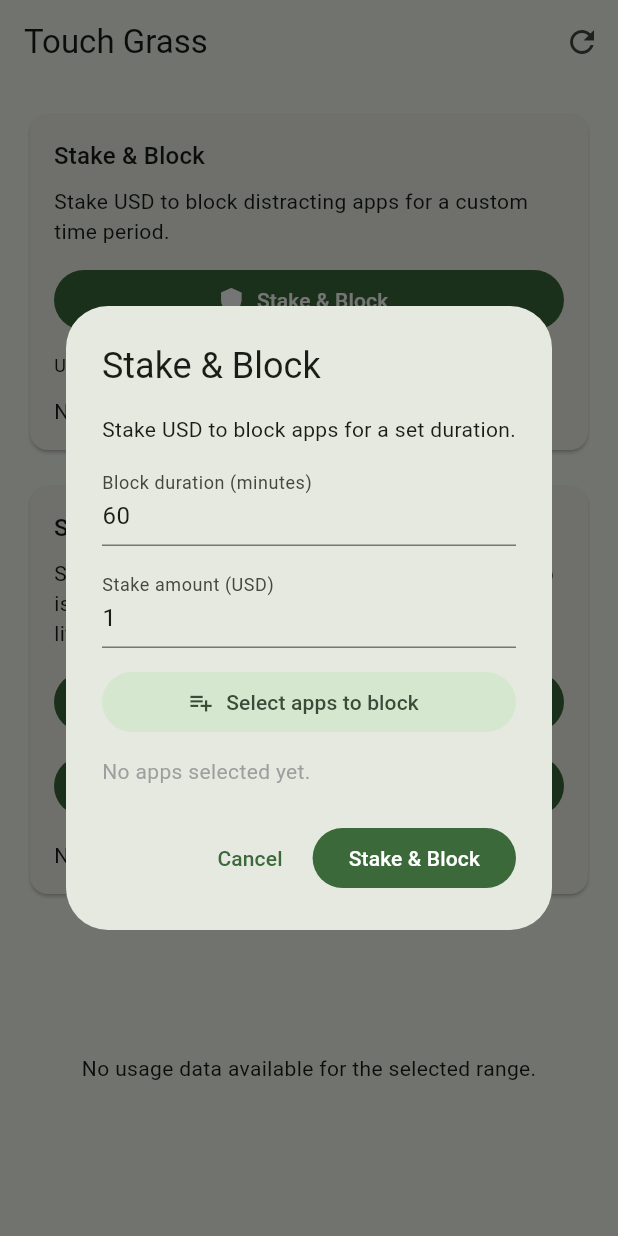
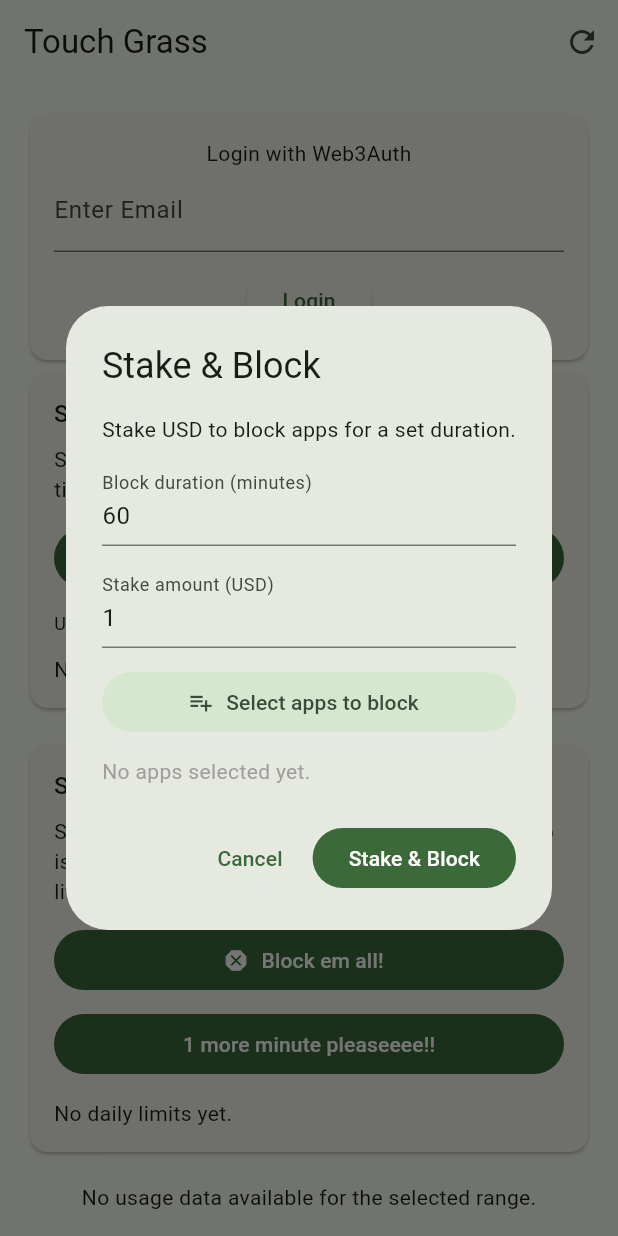
Before and after one commit to shantanuSakpal/doom-stake, a Flutter app: the screen it shows after launch, after a tap on "Stake & Block", on a phone screen of 412 x 824 dp. Run offline on Flutter 3.47's test engine with Material 3 defaults, Android fonts, the phone set to English and light mode, and no system bars; our stand-ins replace image_picker, shared_preferences; missing offline and left inert: android_intent_plus, installed_apps, system_alert_window, usage_stats, web3auth_flutter, web3dart; statements that could not run were skipped.

Commit message:
web3auth added

```diff
--- a/lib/main.dart
+++ b/lib/main.dart
@@ -13,6 +13,14 @@ import 'package:http/http.dart' as http;
 import 'package:android_intent_plus/android_intent.dart';
 import 'package:android_intent_plus/flag.dart';
 import 'package:system_alert_window/system_alert_window.dart';
+// Web3Auth imports
+import 'package:web3auth_flutter/enums.dart';
+import 'package:web3auth_flutter/input.dart';
+import 'package:web3auth_flutter/output.dart';
+import 'package:web3auth_flutter/web3auth_flutter.dart';
+import 'package:web3dart/web3dart.dart';
+import 'package:http/http.dart';
+import 'package:shared_preferences/shared_preferences.dart';
 
 @pragma("vm:entry-point")
 void overlayMain() {
@@ -83,6 +91,48 @@ class _ScreenTimeHomePageState extends State<ScreenTimeHomePage>
   final Map<String, DailyLimitEntry> _dailyLimits = {};
   final ImagePicker _imagePicker = ImagePicker();
   bool _showingOverlay = false;
+  // Web3Auth state
+  bool _isLoggedIn = false;
+  String _address = '';
+  final String _rpcUrl = 'https://1rpc.io/sepolia';
+
+  Future<void> _loginWithEmailPasswordless(String email) async {
+    try {
+      final response = await Web3AuthFlutter.login(
+        LoginParams(
+          loginProvider: Provider.email_passwordless,
+          extraLoginOptions: ExtraLoginOptions(login_hint: email),
+        ),
+      );
+
+      final prefs = await SharedPreferences.getInstance();
+      await prefs.setString('privateKey', response.privKey ?? '');
+
+      final creds = EthPrivateKey.fromHex(response.privKey!);
+      final addr = creds.address.hexEip55;
+
+      setState(() {
+        _isLoggedIn = true;
+        _address = addr;
+      });
+    } catch (e) {
+      debugPrint("Login failed: $e");
+    }
+  }
+
+  Future<void> _logout() async {
+    try {
+      await Web3AuthFlutter.logout();
+      final prefs = await SharedPreferences.getInstance();
+      await prefs.remove('privateKey');
+      setState(() {
+        _isLoggedIn = false;
+        _address = '';
+      });
+    } catch (e) {
+      debugPrint("Logout failed: $e");
+    }
+  }
 
   bool get _isAndroid => !kIsWeb && Platform.isAndroid;
 
@@ -90,6 +140,37 @@ class _ScreenTimeHomePageState extends State<ScreenTimeHomePage>
     await SystemAlertWindow.requestPermissions(
       prefMode: SystemWindowPrefMode.OVERLAY,
     );
+  }
+
+  Future<void> _initWeb3Auth() async {
+    Uri redirectUrl;
+    const clientId = 'id'; // Replace with your actual clientId
+
+    if (Platform.isAndroid) {
+      redirectUrl = Uri.parse(
+        'w3a://com.example.touchgrass',
+      ); // match package name
+    } else if (Platform.isIOS) {
+      redirectUrl = Uri.parse('com.example.touchgrass://auth');
+    } else {
+      return;
+    }
+
+    await Web3AuthFlutter.init(
+      Web3AuthOptions(
+        clientId: clientId,
+        network: Network.sapphire_devnet,
+        redirectUrl: redirectUrl,
+        buildEnv: BuildEnv.production,
+        sessionTime: 86400,
+      ),
+    );
+
+    try {
+      await Web3AuthFlutter.initialize();
+    } catch (e) {
+      debugPrint("Web3Auth init error: $e");
+    }
   }
 
   @override
@@ -104,6 +185,7 @@ class _ScreenTimeHomePageState extends State<ScreenTimeHomePage>
     _requestOverlayPermission();
 
     _initUsageAccess();
+    _initWeb3Auth();
   }
 
   Future<void> _handleTouchGrassRequest() async {
@@ -975,6 +1057,46 @@ class _ScreenTimeHomePageState extends State<ScreenTimeHomePage>
     );
   }
 
+  Widget _buildWeb3AuthPanel() {
+    final emailController = TextEditingController();
+
+    if (!_isLoggedIn) {
+      return Card(
+        child: Padding(
+          padding: const EdgeInsets.all(16),
+          child: Column(
+            children: [
+              const Text("Login with Web3Auth"),
+              TextField(
+                controller: emailController,
+                decoration: const InputDecoration(labelText: "Enter Email"),
+              ),
+              const SizedBox(height: 8),
+              ElevatedButton(
+                onPressed: () =>
+                    _loginWithEmailPasswordless(emailController.text),
+                child: const Text("Login"),
+              ),
+            ],
+          ),
+        ),
+      );
+    } else {
+      return Card(
+        child: Padding(
+          padding: const EdgeInsets.all(16),
+          child: Column(
+            children: [
+              Text("Logged in as: $_address"),
+              const SizedBox(height: 8),
+              ElevatedButton(onPressed: _logout, child: const Text("Logout")),
+            ],
+          ),
+        ),
+      );
+    }
+  }
+
   Widget _buildLimitsPanel() {
     final entries = _dailyLimits.values.toList()
       ..sort((a, b) => a.appName.compareTo(b.appName));
@@ -1143,6 +1265,7 @@ class _ScreenTimeHomePageState extends State<ScreenTimeHomePage>
         child: Column(
           crossAxisAlignment: CrossAxisAlignment.stretch,
           children: [
+            _buildWeb3AuthPanel(),
             _buildStakePanel(),
             const SizedBox(height: 16),
             _buildLimitsPanel(),
--- a/pubspec.yaml
+++ b/pubspec.yaml
@@ -41,6 +41,10 @@ dependencies:
   http: ^1.2.1
   android_intent_plus: ^4.0.3
   system_alert_window: ^2.0.7
+  web3auth_flutter: ^6.3.0
+  web3dart: ^2.7.1
+  shared_preferences: ^2.2.2
+  flutter_dotenv: ^6.0.0
 
 dev_dependencies:
   flutter_test:
```
Also changed, not shown: pubspec.lock, 3 other files.
